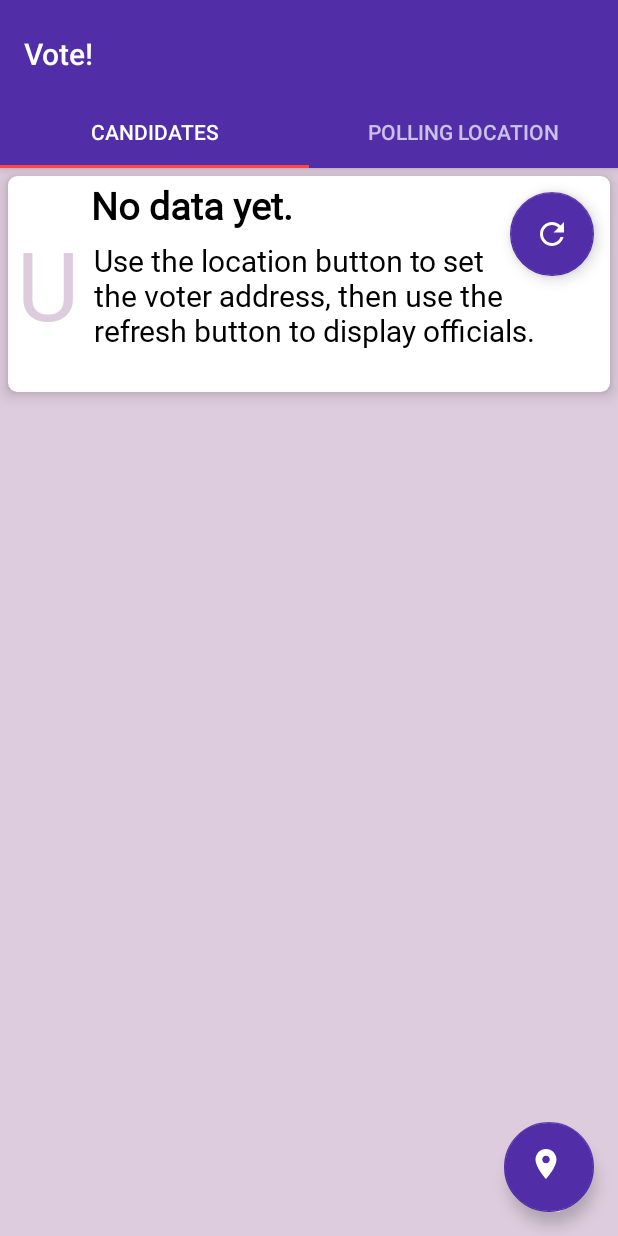
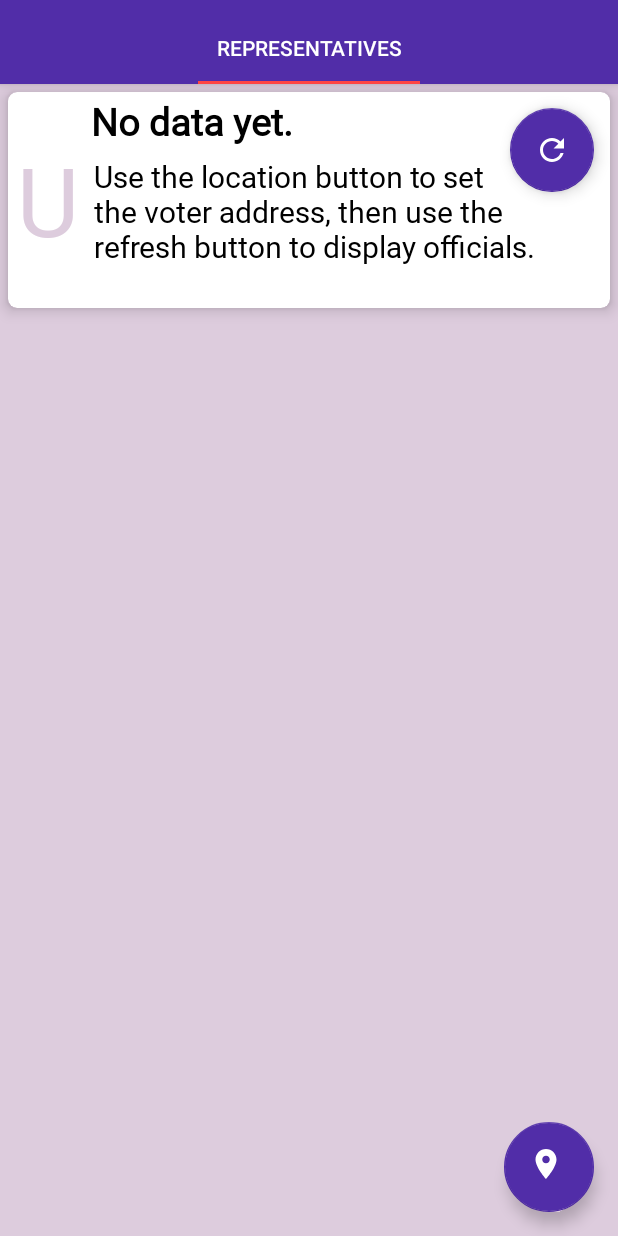
Before and after one commit to arynh/vote, an Android app: the screen it shows after launch (MainActivity), on a phone screen of 412 x 824 dp. Run offline under Robolectric (Android 15) with nearby library versions, the phone set to English and light mode, and no system bars; our stand-ins replace Volley.

Commit message:
get rid of location tab

```diff
--- a/app/src/main/AndroidManifest.xml
+++ b/app/src/main/AndroidManifest.xml
@@ -29,7 +29,7 @@
 
         <meta-data
             android:name="com.google.android.geo.API_KEY"
-            android:value="AIzaSyCrB8KnIKdPZ7WMLRB-IaCCmrAmQqPZXVo" />
+            android:value="AIzaSyC4cgoN83zMMVsdJtPui9CBPZJwtvFnyR4" />
 
         <activity
             android:name=".LocationMap"
--- a/app/src/main/java/cs125/mp7/vote/MainActivity.java
+++ b/app/src/main/java/cs125/mp7/vote/MainActivity.java
@@ -952,8 +952,8 @@ public class MainActivity extends AppCompatActivity {
 
     private void setupViewPager(ViewPager viewPager) {
         SectionsPageAdapter adapter = new SectionsPageAdapter(getSupportFragmentManager());
-        adapter.addFragment(new LocalTab(), "Candidates");
-        adapter.addFragment(new LocationTab(), "Polling Location");
+        adapter.addFragment(new LocalTab(), "Representatives");
+        //adapter.addFragment(new LocationTab(), "Polling Location");
         viewPager.setAdapter(adapter);
     }
 
--- a/app/src/main/res/layout/activity_main.xml
+++ b/app/src/main/res/layout/activity_main.xml
@@ -15,18 +15,6 @@
         android:paddingTop="@dimen/appbar_padding_top"
         android:theme="@style/AppTheme.AppBarOverlay">
 
-        <android.support.v7.widget.Toolbar
-            android:id="@+id/toolbar"
-            android:layout_width="match_parent"
-            android:layout_height="match_parent"
-            android:layout_weight="1"
-            android:background="@color/colorPrimary"
-            app:layout_scrollFlags="scroll|enterAlways"
-            app:popupTheme="@style/AppTheme.PopupOverlay"
-            app:title="@string/app_name">
-
-        </android.support.v7.widget.Toolbar>
-
         <android.support.design.widget.TabLayout
             android:id="@+id/tabs"
             android:layout_width="match_parent"
@@ -38,13 +26,6 @@
                 android:layout_width="wrap_content"
                 android:layout_height="wrap_content"
                 android:text="@string/tab_text_reps"
-                app:fontFamily="@font/roboto" />
-
-            <android.support.design.widget.TabItem
-                android:id="@+id/locationTab"
-                android:layout_width="wrap_content"
-                android:layout_height="wrap_content"
-                android:text="@string/tab_text_location"
                 app:fontFamily="@font/roboto" />
 
         </android.support.design.widget.TabLayout>
```
Also changed, not shown: app/src/main/java/cs125/mp7/vote/LocationMap.java (+3 -6 lines), app/src/main/ic_launcher-web.png (added), app/src/main/res/mipmap-hdpi/ic_launcher.png, app/src/main/res/mipmap-mdpi/ic_launcher.png, app/src/main/res/mipmap-xhdpi/ic_launcher.png, app/src/main/res/mipmap-xxhdpi/ic_launcher.png, app/src/main/res/mipmap-xxxhdpi/ic_launcher.png.
